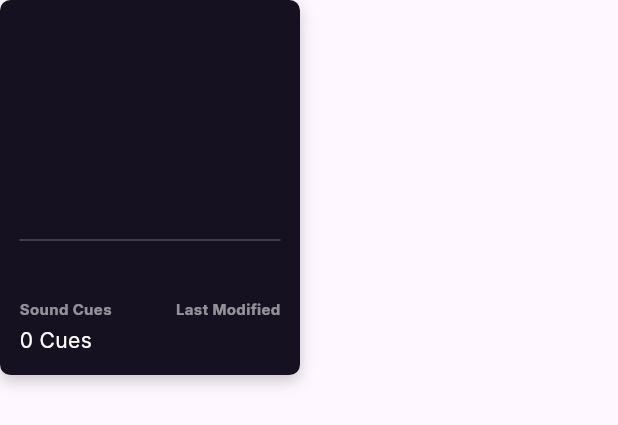
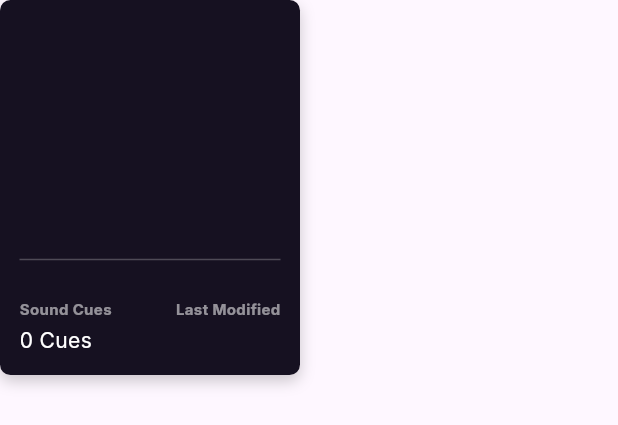
Before and after one commit to mphennrichs/trupesound, a Flutter app: the PlayCard widget shown alone on an empty page, opened directly with empty values, on a phone screen of 412 x 824 dp. Shown: the top 425 px of the screen. Run offline on Flutter 3.47's test engine with Material 3 defaults, Android fonts, the phone set to English and light mode, and no system bars; our stand-ins replace dio, flutter_hooks, flutter_riverpod, go_router, google_fonts, hooks_riverpod and 2 more; missing offline and left inert: numerus; generated files the repository leaves out were written again.

Commit message:
small twik

```diff
--- a/frontend/lib/pages/custom/play_card.dart
+++ b/frontend/lib/pages/custom/play_card.dart
@@ -103,6 +103,7 @@ class PlayCard extends StatelessWidget {
             crossAxisAlignment: CrossAxisAlignment.start,
             children: [
               SizedBox(height: cardHeight * 0.4, child: _buildBanner()),
+              AppThemes.spacings.singleSpace,
               Expanded(
                 child: Padding(
                   padding: EdgeInsets.only(
--- a/frontend/lib/pages/sound_library/models/sound_model.dart
+++ b/frontend/lib/pages/sound_library/models/sound_model.dart
@@ -40,7 +40,7 @@ extension SoundCategoryExtension on SoundCategory {
         return CategoryColors(
           text: AppThemes.colors.lightAmber,
           background: AppThemes.colors.darkAmber.withValues(alpha: alpha),
-          border: AppThemes.colors.darkAmber,
+          border: const Color.fromARGB(255, 85, 80, 76),
         );
       case SoundCategory.all:
         return CategoryColors(
```
